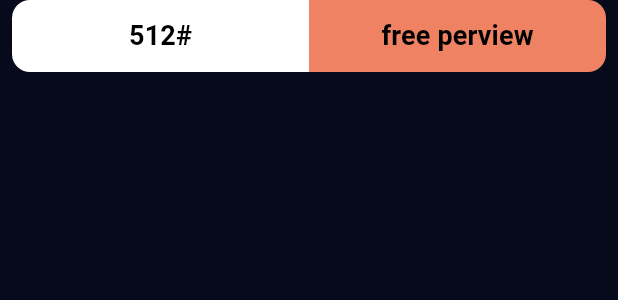
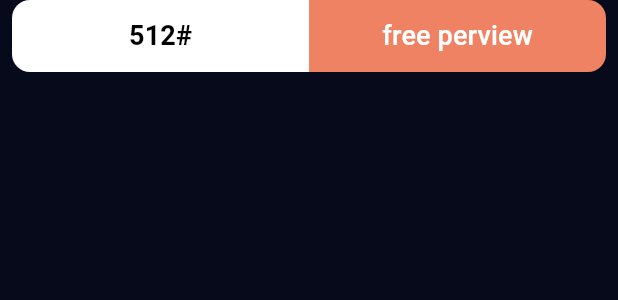
Before and after one commit to mahmoud-altaramsi/TecchBook, a Flutter app: the BookAction widget shown alone on an empty page, opened directly, on a phone screen of 412 x 824 dp. Shown: the top 300 px of the screen. Run offline on Flutter 3.47's test engine with Material 3 defaults, Android fonts, the phone set to English and light mode, and no system bars; our stand-ins replace font_awesome_flutter, go_router; network calls fail.

Commit message:
add similar list view

```diff
--- a/lib/core/widget/custom_bottom.dart
+++ b/lib/core/widget/custom_bottom.dart
@@ -31,7 +31,7 @@ class CustomBottom extends StatelessWidget {
         child: Text(
           text,
           style: Styles.textStyle16.copyWith(
-            color: Colors.black,
+            color: textColor,
             fontWeight: fontWeight,
             fontSize: fontSize,
           ),
--- a/lib/features/home/prisntaton/views/widget/Custom_Book_List_View.dart
+++ b/lib/features/home/prisntaton/views/widget/Custom_Book_List_View.dart
@@ -6,7 +6,7 @@ class CustomBookListView extends StatelessWidget {
   @override
   Widget build(BuildContext context) {
     return AspectRatio(
-      aspectRatio: 2.6 / 4,
+      aspectRatio: 2.5 / 4,
       child: Container(
         decoration: BoxDecoration(
           borderRadius: BorderRadius.circular(16),
--- a/lib/features/home/prisntaton/views/widget/book_action.dart
+++ b/lib/features/home/prisntaton/views/widget/book_action.dart
@@ -16,7 +16,7 @@ class BookAction extends StatelessWidget {
               fontSize: 18,
               fontWeight: FontWeight.bold,
               text: '512#',
-              textColor: Colors.white,
+              textColor: Colors.black,
               borderRadius: BorderRadius.only(
                 topLeft: Radius.circular(12),
                 bottomLeft: Radius.circular(12),
@@ -27,7 +27,7 @@ class BookAction extends StatelessWidget {
             child: CustomBottom(
               backgroundColor: Color(0xffEF8262),
               fontSize: 18,
-              fontWeight: FontWeight.bold,
+              fontWeight: FontWeight.w500,
               text: 'free perview',
               textColor: Colors.white,
               borderRadius: BorderRadius.only(
```
Also changed, not shown: lib/features/home/prisntaton/views/widget/book_details_list_view_body.dart (+19 -1 lines), lib/features/home/prisntaton/views/widget/similar_book_list_veiw.dart (added, +23 -0 lines).
